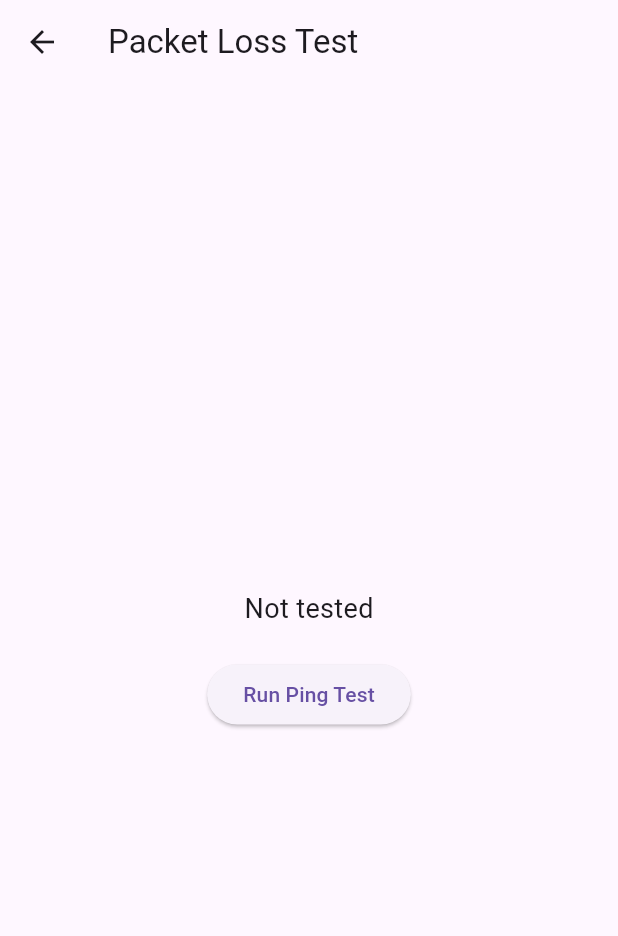
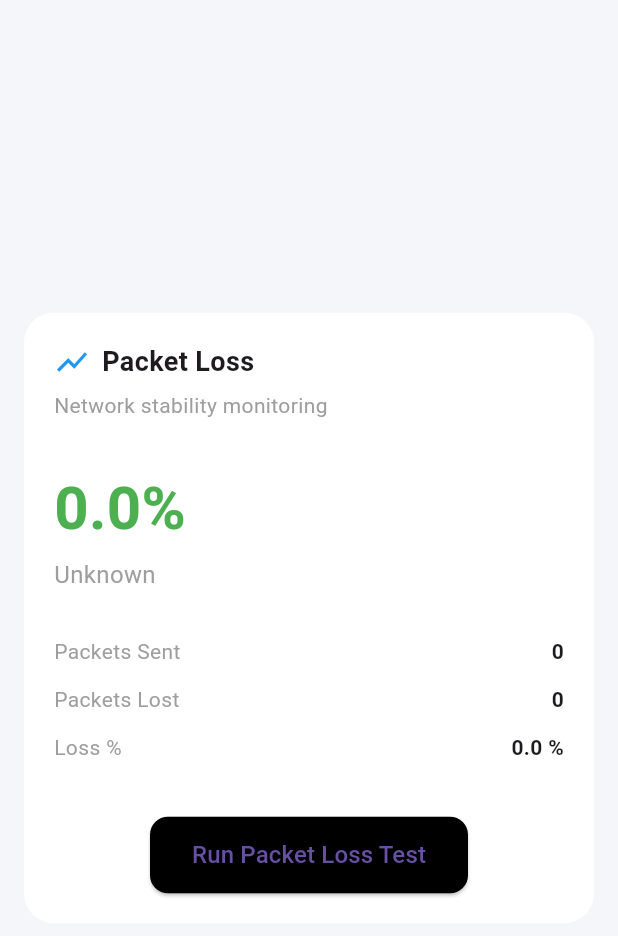
Before and after one commit to NoCdtho/Nettest, a Flutter app: the PacketLossPage screen opened directly, on a phone screen of 412 x 824 dp. Shown: the top 936 px of the screen. Run offline on Flutter 3.47's test engine with Material 3 defaults, Android fonts, the phone set to English and light mode, and no system bars.

Commit message:
updated ui

```diff
--- a/lib/speed_test_page.dart
+++ b/lib/network_strength_page.dart
@@ -1,7 +1,7 @@
 import 'package:flutter/material.dart';
 
-class SpeedTestPage extends StatelessWidget {
-  const SpeedTestPage({super.key});
+class NetworkStrengthPage extends StatelessWidget {
+  const NetworkStrengthPage({super.key});
 
   @override
   Widget build(BuildContext context) {
--- a/lib/packet_loss_page.dart
+++ b/lib/packet_loss_page.dart
@@ -5,66 +5,171 @@ class PacketLossPage extends StatefulWidget {
   const PacketLossPage({super.key});
 
   @override
-  State<PacketLossPage> createState() => _PacketLossPageState();
+  State<PacketLossPage> createState() => _PacketLossFrontPageState();
 }
 
-class _PacketLossPageState extends State<PacketLossPage> {
+class _PacketLossFrontPageState extends State<PacketLossPage> {
   static const MethodChannel _channel = MethodChannel('network_tools');
 
-  String result = "Not tested";
   bool isLoading = false;
-  bool isRunning = false;
 
-  Future<void> runPing() async {
+  int packetsSent = 0;
+  int packetsLost = 0;
+  double packetLossPercent = 0.0;
+  String networkStatus = "Unknown";
 
-    setState(() => isLoading = true);
+  Future<void> runPacketLossTest() async {
+    const int count = 10;
+
+    setState(() {
+      isLoading = true;
+      packetsSent = count;
+      packetsLost = 0;
+      packetLossPercent = 0;
+      networkStatus = "Testing...";
+    });
 
     try {
-      final int loss = await _channel.invokeMethod('pingTest', {
+      final int lossPercent = await _channel.invokeMethod('pingTest', {
         'host': '8.8.8.8',
-        'count': 10,
+        'count': count,
       });
 
+      packetsLost = ((lossPercent / 100) * packetsSent).round();
+      packetLossPercent = lossPercent.toDouble();
+
+      if (packetLossPercent == 0) {
+        networkStatus = "Excellent";
+      } else if (packetLossPercent <= 5) {
+        networkStatus = "Good";
+      } else if (packetLossPercent <= 15) {
+        networkStatus = "Fair";
+      } else {
+        networkStatus = "Poor";
+      }
+    } catch (e) {
+      networkStatus = "Test Failed";
+    }
+
     setState(() {
-        result = "Packet loss: $loss%";
       isLoading = false;
     });
-    } catch (e) {
-      setState(() {
-        result = "Ping failed";
-        isLoading = false;
-      });
-    } finally {
-      setState(() => isRunning = false);
-    }
   }
 
   @override
   Widget build(BuildContext context) {
     return Scaffold(
-      appBar: AppBar(title: const Text("Packet Loss Test")),
+      backgroundColor: const Color(0xFFF4F6FA),
       body: Center(
+        child: Container(
+          width: double.infinity,
+          margin: const EdgeInsets.all(16),
+          padding: const EdgeInsets.all(20),
+          decoration: BoxDecoration(
+            color: Colors.white,
+            borderRadius: BorderRadius.circular(20),
+          ),
           child: Column(
             mainAxisSize: MainAxisSize.min,
+            crossAxisAlignment: CrossAxisAlignment.start,
             children: [
-            Text(result, style: const TextStyle(fontSize: 18)),
-            const SizedBox(height: 20),
-            ElevatedButton(
-              onPressed: isRunning ? null : runPing,
-              child: isRunning
+              // Header
+              Row(
+                children: const [
+                  Icon(Icons.show_chart, color: Colors.blue),
+                  SizedBox(width: 8),
+                  Text(
+                    "Packet Loss",
+                    style: TextStyle(fontSize: 18, fontWeight: FontWeight.bold),
+                  ),
+                ],
+              ),
+
+              const SizedBox(height: 6),
+
+              const Text(
+                "Network stability monitoring",
+                style: TextStyle(color: Colors.grey),
+              ),
+
+              const SizedBox(height: 30),
+
+              // Loss %
+              Text(
+                "${packetLossPercent.toStringAsFixed(1)}%",
+                style: TextStyle(
+                  fontSize: 40,
+                  fontWeight: FontWeight.bold,
+                  color: packetLossPercent <= 5
+                      ? Colors.green
+                      : packetLossPercent <= 15
+                      ? Colors.orange
+                      : Colors.red,
+                ),
+              ),
+
+              const SizedBox(height: 4),
+
+              Text(
+                networkStatus,
+                style: const TextStyle(fontSize: 16, color: Colors.grey),
+              ),
+
+              const SizedBox(height: 24),
+
+              // Details
+              _infoRow("Packets Sent", packetsSent.toString()),
+              _infoRow("Packets Lost", packetsLost.toString()),
+              _infoRow("Loss %", "${packetLossPercent.toStringAsFixed(1)} %"),
+
+              const SizedBox(height: 30),
+
+              // Button
+              Center(
+                child: ElevatedButton(
+                  onPressed: isLoading ? null : runPacketLossTest,
+                  style: ElevatedButton.styleFrom(
+                    backgroundColor: Colors.black,
+                    padding: const EdgeInsets.symmetric(
+                      horizontal: 28,
+                      vertical: 14,
+                    ),
+                    shape: RoundedRectangleBorder(
+                      borderRadius: BorderRadius.circular(12),
+                    ),
+                  ),
+                  child: isLoading
                       ? const SizedBox(
-                    height: 20,
-                    width: 20,
+                          height: 18,
+                          width: 18,
                           child: CircularProgressIndicator(
                             strokeWidth: 2,
                             color: Colors.white,
                           ),
                         )
-                : const Text("Run Ping Test"),
+                      : const Text(
+                          "Run Packet Loss Test",
+                          style: TextStyle(fontSize: 16),
+                        ),
+                ),
               ),
             ],
           ),
         ),
+      ),
+    );
+  }
+
+  Widget _infoRow(String title, String value) {
+    return Padding(
+      padding: const EdgeInsets.symmetric(vertical: 6),
+      child: Row(
+        mainAxisAlignment: MainAxisAlignment.spaceBetween,
+        children: [
+          Text(title, style: const TextStyle(color: Colors.grey)),
+          Text(value, style: const TextStyle(fontWeight: FontWeight.bold)),
+        ],
+      ),
     );
   }
 }
```
Also changed, not shown: lib/homepage.dart (+9 -7 lines). Lines whose indentation alone changed are shown as unchanged.
